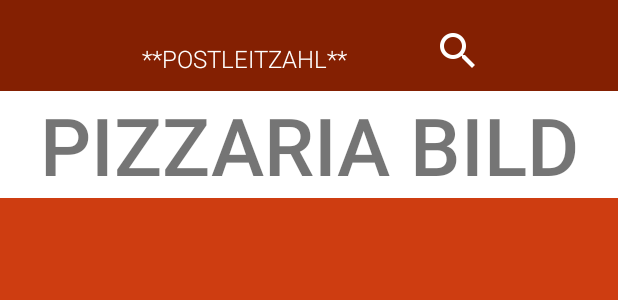
After one commit to DominikS745/App-entwicklung, an Android app: the layout navdrawer_pizzaria_profil.xml on its own in the app's theme, with its tools: preview values and no code run, on a phone screen of 412 x 824 dp. The commit adds this screen. Shown: the top 300 px of the screen. Run offline under Robolectric (Android 15) with nearby library versions, the phone set to English and light mode, and no system bars.

Commit message:
Icons für Profil hinzugefügt. Profil Layout angelegt. App Title geändert

```diff
--- a/app/src/main/AndroidManifest.xml
+++ b/app/src/main/AndroidManifest.xml
@@ -10,7 +10,6 @@
         android:allowBackup="true"
         android:icon="@mipmap/ic_pizzabuttler_launcher"
         android:label="@string/app_name"
-
         android:theme="@style/PizzaButlerTheme">
         <activity android:name=".StartActivity">
             <intent-filter>
--- /dev/null
+++ b/app/src/main/res/layout/navdrawer_pizzaria_profil.xml
@@ -0,0 +1,87 @@
+<?xml version="1.0" encoding="utf-8"?>
+
+<android.support.v4.widget.DrawerLayout xmlns:android="http://schemas.android.com/apk/res/android"
+    xmlns:app="http://schemas.android.com/apk/res-auto"
+    android:id="@+id/drawer_layout"
+    android:layout_width="match_parent"
+    android:layout_height="match_parent">
+
+    <!-- The main content view -->
+    <FrameLayout
+        android:id="@+id/content_frame"
+        android:layout_width="match_parent"
+        android:layout_height="match_parent">
+        <!-- Add content here -->
+        <LinearLayout
+            android:layout_width="wrap_content"
+            android:layout_height="wrap_content"
+            android:background="@android:color/white"
+            android:focusable="true"
+            android:focusableInTouchMode="true"
+            android:orientation="vertical">
+
+            <LinearLayout
+                android:layout_width="match_parent"
+                android:layout_height="wrap_content"
+                android:background="@color/obere_leiste"
+                android:gravity="center_horizontal"
+                android:orientation="horizontal">
+
+                <EditText
+                    android:id="@+id/location_text"
+                    android:layout_width="wrap_content"
+                    android:layout_height="wrap_content"
+                    android:layout_marginTop="8pt"
+                    android:inputType="number"
+                    android:text="**POSTLEITZAHL**"
+                    android:textColor="@android:color/white"
+                    android:textSize="16dp">
+
+                    <!--<requestFocus /> -->
+                </EditText>
+
+                <ImageView
+                    android:layout_width="32dp"
+                    android:layout_height="32dp"
+                    android:layout_marginLeft="54dp"
+                    android:layout_marginTop="8pt"
+                    android:scaleType="fitXY"
+                    android:src="@drawable/ic_search_white" />
+            </LinearLayout>
+
+            <TextView
+                android:layout_width="match_parent"
+                android:layout_height="wrap_content"
+                android:gravity="center"
+                android:text="PIZZARIA BILD"
+                android:textSize="24pt"
+                android:textStyle="bold" />
+
+            <LinearLayout
+                android:layout_width="match_parent"
+                android:layout_height="wrap_content"
+                android:orientation="horizontal">
+
+            </LinearLayout>
+
+            <ExpandableListView
+                android:id="@+id/listview_pizzaria_profil"
+                android:layout_width="match_parent"
+                android:layout_height="match_parent">
+
+            </ExpandableListView>
+        </LinearLayout>
+
+    </FrameLayout>
+
+    <!-- The navigation drawer -->
+    <ListView
+        android:id="@+id/left_drawer"
+        android:layout_width="260dp"
+        android:layout_height="match_parent"
+        android:layout_gravity="start"
+        android:background="#1a1c25"
+        android:choiceMode="singleChoice"
+        android:divider="@android:color/transparent"
+        android:dividerHeight="0dp" />
+</android.support.v4.widget.DrawerLayout>
--- a/app/src/main/res/values/strings.xml
+++ b/app/src/main/res/values/strings.xml
@@ -1,6 +1,6 @@
 <resources>
     <!-- APP  NAME -->
-    <string name="app_name">PizzaButler</string>
+    <string name="app_name">Pizza Butler</string>
 
     <!-- Name für Activities -->
     <string name="nutzerDaten">Ihre Daten</string>
--- a/app/src/main/res/values/styles.xml
+++ b/app/src/main/res/values/styles.xml
@@ -16,6 +16,7 @@
         <item name="android:fontFamily">sans-serif-light</item>
         <!--Refering other Styles (complex) -->
         <item name="android:buttonStyle">@style/ButtonStyle</item>
+        <item name="android:actionBarStyle">@style/CustomActionBar</item>
     </style>
 
     <!-- Button Style -->
@@ -36,4 +37,9 @@
         <item name="android:radius">8dp</item>
     </style>
 
+    <!-- Action Bar Style -->
+    <style name="CustomActionBar" parent="Theme.AppCompat.Light.DarkActionBar">
+        <item name="android:logo">@drawable/pizzabutler_logo_schriftzug_white</item>
+    </style>
+
 </resources>
```
Also changed, not shown: app/src/main/res/drawable/haus_icon.png (added), app/src/main/res/drawable/money_icon.png (added), app/src/main/res/drawable/phone_icon.png (added), app/src/main/res/drawable/pizzabutler_logo_schriftzug_white.png (added), app/src/main/res/drawable/uhr_icon.png (added).
